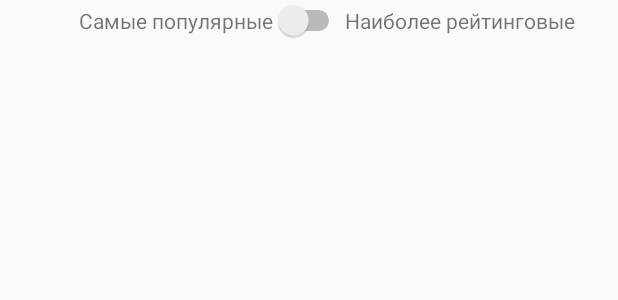
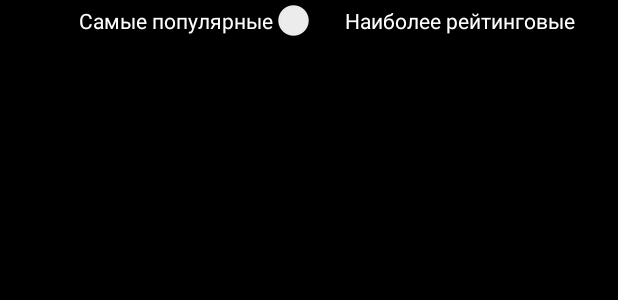
Before and after one commit to EvgeniyaGrigorovich/TopMovies, an Android app: the layout activity_main.xml on its own in the app's theme, with its tools: preview values and no code run, on a phone screen of 412 x 824 dp. Shown: the top 300 px of the screen. Run offline under Robolectric (Android 15) with nearby library versions, the phone set to English and light mode, and no system bars.

Commit message:
added some func

```diff
--- a/app/build.gradle
+++ b/app/build.gradle
@@ -20,6 +20,10 @@ android {
             proguardFiles getDefaultProguardFile('proguard-android-optimize.txt'), 'proguard-rules.pro'
         }
     }
+    compileOptions {
+        targetCompatibility = JavaVersion.VERSION_1_8
+        sourceCompatibility JavaVersion.VERSION_1_8
+    }
 }
 
 dependencies {
--- a/app/src/main/res/layout/activity_main.xml
+++ b/app/src/main/res/layout/activity_main.xml
@@ -4,7 +4,8 @@
     xmlns:tools="http://schemas.android.com/tools"
     android:layout_width="match_parent"
     android:layout_height="match_parent"
-    tools:context=".MainActivity">
+    tools:context=".MainActivity"
+    android:background="@color/colorPrimaryDark">
 
 
 
@@ -17,19 +18,23 @@
         app:layout_constraintTop_toTopOf="parent" />
 
     <TextView
-        android:id="@+id/textView"
+        android:id="@+id/textViewPopularity"
         android:layout_width="wrap_content"
         android:layout_height="wrap_content"
         android:text="@string/most_popular"
+        android:textColor="@color/white_color"
         app:layout_constraintBottom_toBottomOf="@+id/switchSort"
         app:layout_constraintEnd_toStartOf="@+id/switchSort"
-        app:layout_constraintTop_toTopOf="parent" />
+        app:layout_constraintTop_toTopOf="parent"
+        android:onClick="onClickSetPopularity"/>
 
     <TextView
         android:id="@+id/textViewTopRated"
         android:layout_width="wrap_content"
         android:layout_height="wrap_content"
         android:text="@string/topRated"
+        android:textColor="@color/white_color"
+        android:onClick="omClickSetTopRated"
         app:layout_constraintBottom_toBottomOf="@+id/switchSort"
         app:layout_constraintStart_toEndOf="@+id/switchSort"
         app:layout_constraintTop_toTopOf="@+id/switchSort" />
@@ -38,10 +43,11 @@
         android:id="@+id/recyclerViewPosters"
         android:layout_width="0dp"
         android:layout_height="0dp"
+        android:layout_marginTop="10dp"
         app:layout_constraintBottom_toBottomOf="parent"
         app:layout_constraintEnd_toEndOf="parent"
         app:layout_constraintStart_toStartOf="parent"
-        app:layout_constraintTop_toBottomOf="@+id/textView" />
+        app:layout_constraintTop_toBottomOf="@+id/textViewPopularity" />
 
 
 
--- a/app/src/main/res/values/colors.xml
+++ b/app/src/main/res/values/colors.xml
@@ -1,6 +1,7 @@
 <?xml version="1.0" encoding="utf-8"?>
 <resources>
-    <color name="colorPrimary">#6200EE</color>
-    <color name="colorPrimaryDark">#3700B3</color>
+    <color name="colorPrimary">#000000</color>
+    <color name="colorPrimaryDark">#000000</color>
     <color name="colorAccent">#03DAC5</color>
+    <color name="white_color">#FFFFFF</color>
 </resources>
--- a/build.gradle
+++ b/build.gradle
@@ -5,7 +5,7 @@ buildscript {
         jcenter()
     }
     dependencies {
-        classpath "com.android.tools.build:gradle:4.0.1"
+        classpath 'com.android.tools.build:gradle:4.1.0'
 
         // NOTE: Do not place your application dependencies here; they belong
         // in the individual module build.gradle files
```
Also changed, not shown: app/src/main/java/com/example/topmovies/MainActivity.java (+66 -3 lines), app/src/main/java/com/example/topmovies/MovieAdapter.java (+30 -2 lines), gradle/wrapper/gradle-wrapper.properties.
